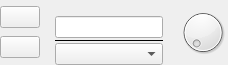
Before: the Qt Designer form ui/spinbox_a.ui in analogdevicesinc/scopy, drawn with Qt 5.
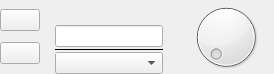
After: the same form once the commit is applied. Custom widgets are drawn as their Qt base class.

```diff
--- a/ui/spinbox_a.ui
+++ b/ui/spinbox_a.ui
@@ -6,8 +6,8 @@
    <rect>
     <x>0</x>
     <y>0</y>
-    <width>180</width>
-    <height>65</height>
+    <width>274</width>
+    <height>74</height>
    </rect>
   </property>
   <property name="sizePolicy">
```
Left out of the diff: 2 changed lines with no effect on the pictures.
